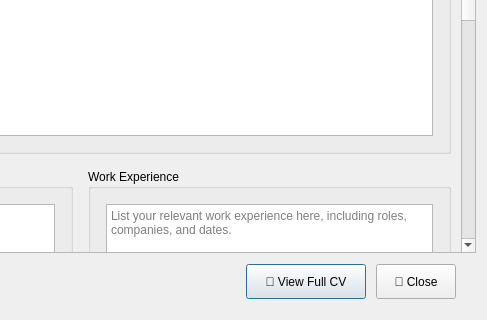
Qt form src/ui/summary.ui (Narrr21/Tubes3_HR_Magang) before a commit; both pictures show x 313 to 800 and y 330 to 650 of the 800 by 650 pixel window.
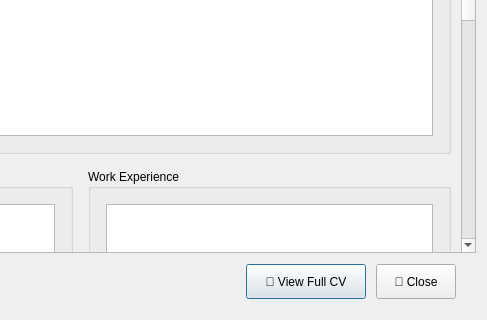
The same form after that commit. Icons and pictures are not drawn.

What changed in the file:
```diff
--- a/src/ui/summary.ui
+++ b/src/ui/summary.ui
@@ -293,9 +293,9 @@
       <property name="geometry">
        <rect>
         <x>0</x>
-        <y>0</y>
-        <width>780</width>
-        <height>550</height>
+        <y>-517</y>
+        <width>768</width>
+        <height>971</height>
        </rect>
       </property>
       <layout class="QVBoxLayout" name="scrollAreaVLayout">
@@ -445,14 +445,7 @@
              <number>15</number>
             </property>
             <item>
-             <widget class="QTextEdit" name="textWorkExperience">
-              <property name="readOnly">
-               <bool>true</bool>
-              </property>
-              <property name="placeholderText">
-               <string>List your relevant work experience here, including roles, companies, and dates.</string>
-              </property>
-             </widget>
+             <widget class="QListWidget" name="listExperience"/>
             </item>
            </layout>
           </widget>
```
Left out of the diff: 80 changed lines with no effect on the pictures.
